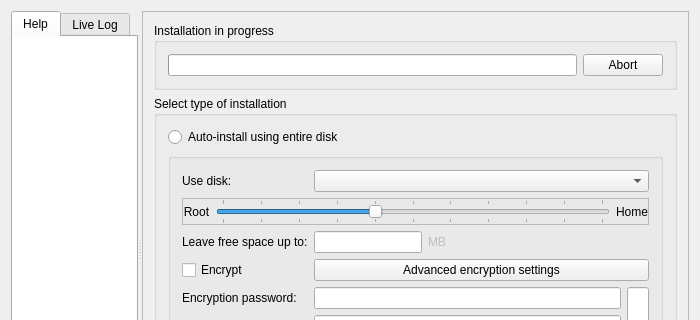
First picture: the form in meinstall.ui, repository gazelle-installer/gazelle-installer, before the edit; both pictures show x 0 to 700 and y 0 to 320 of the 700 by 500 pixel window.
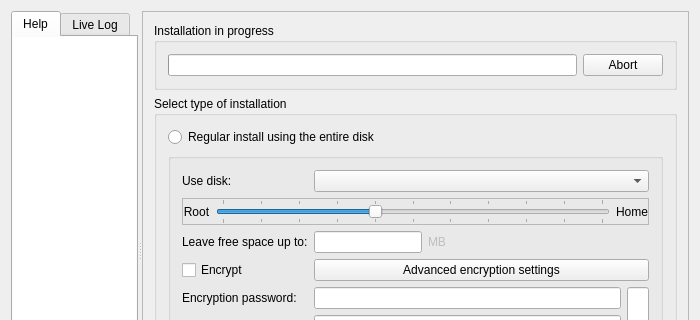
Second picture: the form after the edit. The open tabs and pages were chosen to show the change. Icons and pictures are not drawn. Custom widgets are drawn as their Qt base class.

Commit message: Improved inline disk layout template documentation.

Diff of the .ui file:
```diff
--- a/meinstall.ui
+++ b/meinstall.ui
@@ -368,7 +368,7 @@
                  </sizepolicy>
                 </property>
                 <property name="text">
-                 <string>Auto-install using entire disk</string>
+                 <string>Regular install using the entire disk</string>
                 </property>
                </widget>
               </item>
```
The commit also changes 2 other files.
